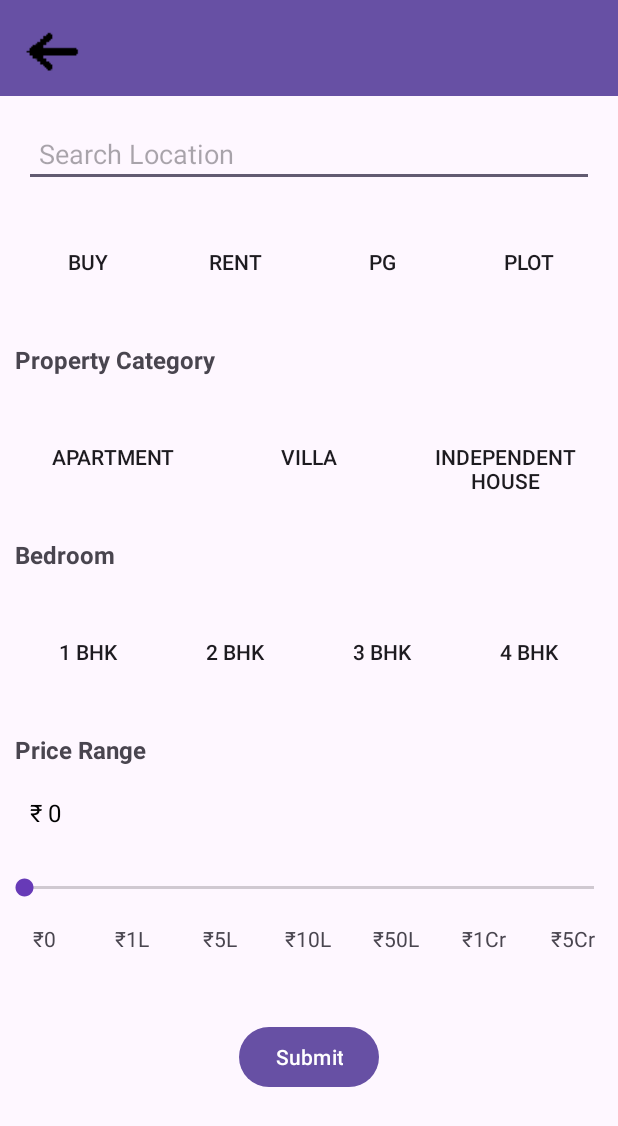
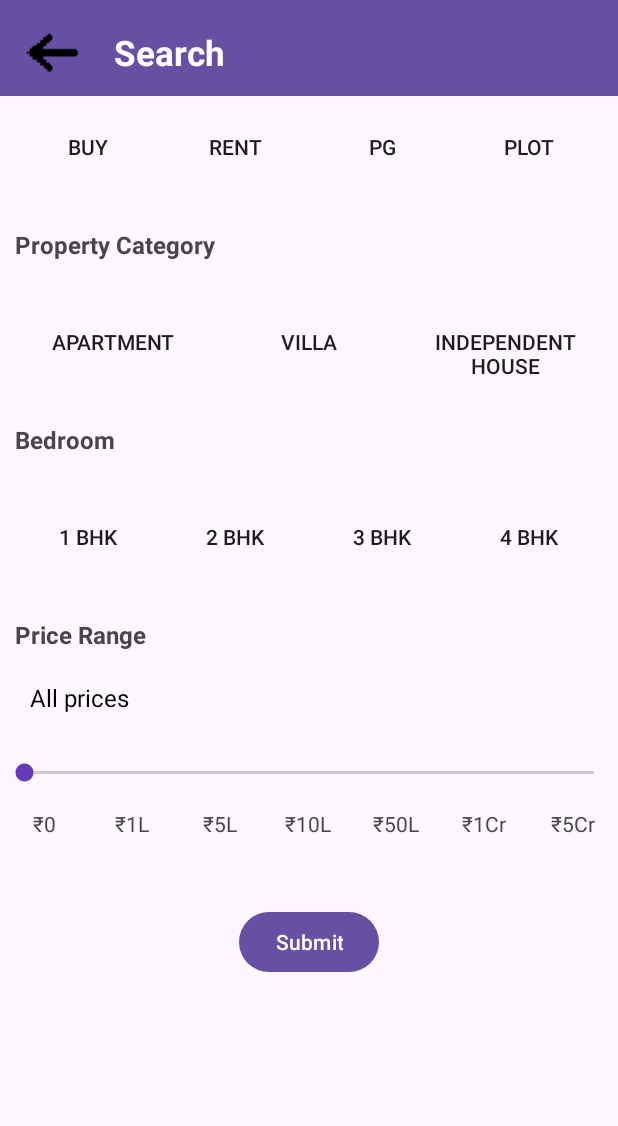
Before and after one commit to its-ss/PropFinder, an Android app: the screen it shows after launch once a user with an empty profile is signed in (FilterActivity), after a tap on an icon or button, on a phone screen of 412 x 824 dp. Shown: the top 1126 px of the screen. Run offline under Robolectric (Android 15) with nearby library versions, the phone set to English and light mode, and no system bars; our stand-ins replace Firebase (no records; nobody signed in at launch, a user with empty details on screens opened directly).

Commit message:
Sample Query Added Along with Final Home and Filter Activity

```diff
--- a/app/src/main/java/com/example/propfinder/HomeActivity.java
+++ b/app/src/main/java/com/example/propfinder/HomeActivity.java
@@ -5,22 +5,26 @@ import android.os.Bundle;
 import android.text.Editable;
 import android.text.TextWatcher;
 import android.util.Log;
-import android.view.View;
+import android.view.MenuItem;
 import android.widget.EditText;
 import android.widget.ImageView;
 import android.widget.Toast;
 import android.widget.ToggleButton;
 
+import androidx.annotation.NonNull;
 import androidx.annotation.Nullable;
 import androidx.appcompat.app.AppCompatActivity;
 import androidx.recyclerview.widget.LinearLayoutManager;
 import androidx.recyclerview.widget.RecyclerView;
 
+import com.google.android.material.bottomnavigation.BottomNavigationView;
+import com.google.android.material.floatingactionbutton.FloatingActionButton;
 import com.google.firebase.firestore.QueryDocumentSnapshot;
 import com.google.firebase.firestore.FirebaseFirestore;
 
 import java.util.ArrayList;
 import java.util.List;
+import com.example.propfinder.R;
 
 public class HomeActivity extends AppCompatActivity {
 
@@ -32,7 +36,7 @@ public class HomeActivity extends AppCompatActivity {
     private ImageView profileImageView;
     private EditText searchEditText; // Search EditText
     private static final int REQUEST_FILTER_CODE = 1; // Unique integer for filter request
-
+    private FloatingActionButton fab;
     // Firestore instance
     private FirebaseFirestore db;
 
@@ -71,6 +75,7 @@ public class HomeActivity extends AppCompatActivity {
         propertyList = findViewById(R.id.propertyList);
         propertyList.setLayoutManager(new LinearLayoutManager(this));
         propertyList.setAdapter(propertyAdapter);
+        fab = findViewById(R.id.floatingActionButton);
 
         // Set onClickListener for each ToggleButton
         setToggleButtonBehavior(buttonAll, buttonBuy, buttonRent, buttonPG, buttonPlot);
@@ -109,6 +114,12 @@ public class HomeActivity extends AppCompatActivity {
         profileImageView = findViewById(R.id.ic_profile);
         profileImageView.setOnClickListener(v -> {
             Intent intent = new Intent(HomeActivity.this, ProfileActivity.class);
+            startActivity(intent);
+        });
+
+        fab.setOnClickListener(v -> {
+            Toast.makeText(HomeActivity.this, "FAB Clicked", Toast.LENGTH_SHORT).show();
+            Intent intent = new Intent(HomeActivity.this, QueryActivity.class);
             startActivity(intent);
         });
 
--- a/app/src/main/res/layout/activity_filter.xml
+++ b/app/src/main/res/layout/activity_filter.xml
@@ -10,7 +10,13 @@
         android:theme="@style/ThemeOverlay.AppCompat.Dark.ActionBar"
         android:popupTheme="@style/ThemeOverlay.AppCompat.Light" />
 
+   <LinearLayout
+    android:layout_width="match_parent"
+    android:layout_height="wrap_content"
+>
+
        <ImageButton
+            android:layout_marginBottom="19dp"
            android:id="@+id/backButton"
            android:layout_width="50dp"
            android:layout_height="30dp"
@@ -21,15 +27,22 @@
            android:background="?attr/selectableItemBackground"
            android:contentDescription="@string/back_button"
            android:src="@drawable/ic_arrow_back" />
+       <TextView
+           android:layout_marginLeft="16dp"
+           android:layout_marginTop="19dp"
+           android:layout_marginBottom="19dp"
+           android:textColor="@color/white"
+           android:textSize="23dp"
+           android:textStyle="bold"
+           android:layout_width="wrap_content"
+           android:layout_height="wrap_content"
+           android:text="Search ">
 
-    <EditText
-        android:id="@+id/searchField"
-        android:layout_width="match_parent"
-        android:layout_height="wrap_content"
-        android:hint="Search Location"
-        android:layout_margin="16dp"
-        android:layout_below="@id/toolbar"
-        android:padding="10dp" />
+       </TextView>
+
+
+   </LinearLayout>
+
 
     <!-- No heading for Buy, Rent, PG, Plot -->
     <LinearLayout
@@ -37,7 +50,7 @@
         android:layout_width="match_parent"
         android:layout_height="wrap_content"
         android:orientation="horizontal"
-        android:layout_below="@id/searchField"
+        android:layout_below="@+id/toolbar"
         android:weightSum="4"
         android:padding="10dp">
 
@@ -204,7 +217,7 @@
         android:id="@+id/priceValue"
         android:layout_width="wrap_content"
         android:layout_height="wrap_content"
-        android:text="₹ 0"
+        android:text="All prices"
         android:textColor="@android:color/black"
         android:textSize="16sp"
         android:layout_below="@id/priceLabel"
```
Also changed, not shown: app/src/main/AndroidManifest.xml (+12 -3 lines), app/src/main/java/com/example/propfinder/FilterActivity.java (+20 -2 lines), app/src/main/java/com/example/propfinder/QueryActivity.java (added, +16 -0 lines), app/src/main/res/layout/activity_home.xml (+26 -11 lines), app/src/main/res/layout/activity_query.xml (added, +118 -0 lines). Lines whose indentation alone changed are shown as unchanged.
